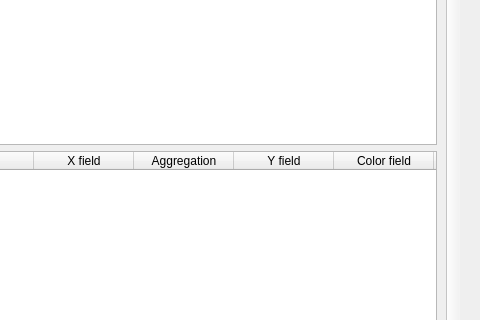
Old version of the form ui_lizmap.ui in the repository 3liz/lizmap-plugin; both pictures show x 556 to 1036 and y 172 to 492 of the 1036 by 845 pixel window.
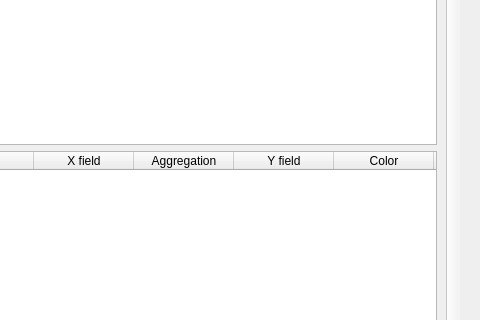
New version of the form. The open tabs and pages were chosen to show the change. Icons and pictures are not drawn. Custom widgets are drawn as their Qt base class.

Commit message: Dataviz - Fix bugs with new options

```diff
--- a/ui_lizmap.ui
+++ b/ui_lizmap.ui
@@ -3313,16 +3313,16 @@
                    <string>Y field</string>
                   </property>
                  </column>
-                 <column>
-                  <property name="text">
-                   <string>Color field</string>
-                  </property>
-                 </column>
                  <column>
                   <property name="text">
                    <string>Color</string>
                   </property>
                  </column>
+                 <column>
+                  <property name="text">
+                   <string>Color field</string>
+                  </property>
+                 </column>
                  <column>
                   <property name="text">
                    <string>Second Y field ?</string>
```
Left out of the diff: 2 changed lines with no effect on the pictures. The commit also changes 1 other file.
